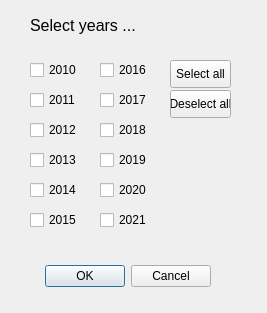
First picture: the form in plugins/picture_select/picture_select_dlg.ui, repository bvermeulen/QGIS, before the edit.
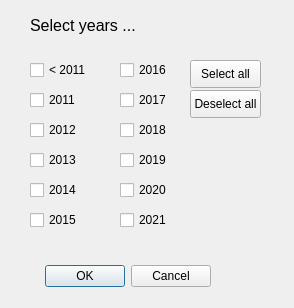
Second picture: the form after the edit.

Commit message: make select years < 2011

What changed in the file:
```diff
--- a/plugins/picture_select/picture_select_dlg.ui
+++ b/plugins/picture_select/picture_select_dlg.ui
@@ -6,8 +6,8 @@
    <rect>
     <x>0</x>
     <y>0</y>
-    <width>267</width>
-    <height>313</height>
+    <width>294</width>
+    <height>308</height>
    </rect>
   </property>
   <property name="windowTitle">
@@ -34,12 +34,12 @@
     <rect>
      <x>30</x>
      <y>60</y>
-     <width>51</width>
+     <width>71</width>
      <height>20</height>
     </rect>
    </property>
    <property name="text">
-    <string>2010</string>
+    <string>&lt; 2011</string>
    </property>
   </widget>
   <widget class="QCheckBox" name="cb_2011">
@@ -47,7 +47,7 @@
     <rect>
      <x>30</x>
      <y>90</y>
-     <width>51</width>
+     <width>71</width>
      <height>20</height>
     </rect>
    </property>
@@ -60,7 +60,7 @@
     <rect>
      <x>30</x>
      <y>120</y>
-     <width>51</width>
+     <width>71</width>
      <height>20</height>
     </rect>
    </property>
@@ -73,7 +73,7 @@
     <rect>
      <x>30</x>
      <y>150</y>
-     <width>51</width>
+     <width>71</width>
      <height>20</height>
     </rect>
    </property>
@@ -86,7 +86,7 @@
     <rect>
      <x>30</x>
      <y>180</y>
-     <width>51</width>
+     <width>71</width>
      <height>20</height>
     </rect>
    </property>
@@ -99,7 +99,7 @@
     <rect>
      <x>30</x>
      <y>210</y>
-     <width>51</width>
+     <width>71</width>
      <height>20</height>
     </rect>
    </property>
@@ -110,9 +110,9 @@
   <widget class="QCheckBox" name="cb_2016">
    <property name="geometry">
     <rect>
-     <x>100</x>
+     <x>120</x>
      <y>60</y>
-     <width>51</width>
+     <width>71</width>
      <height>20</height>
     </rect>
    </property>
@@ -123,9 +123,9 @@
   <widget class="QCheckBox" name="cb_2017">
    <property name="geometry">
     <rect>
-     <x>100</x>
+     <x>120</x>
      <y>90</y>
-     <width>51</width>
+     <width>71</width>
      <height>20</height>
     </rect>
    </property>
@@ -136,9 +136,9 @@
   <widget class="QCheckBox" name="cb_2018">
    <property name="geometry">
     <rect>
-     <x>100</x>
+     <x>120</x>
      <y>120</y>
-     <width>51</width>
+     <width>71</width>
      <height>20</height>
     </rect>
    </property>
@@ -149,9 +149,9 @@
   <widget class="QCheckBox" name="cb_2019">
    <property name="geometry">
     <rect>
-     <x>100</x>
+     <x>120</x>
      <y>150</y>
-     <width>51</width>
+     <width>71</width>
      <height>20</height>
     </rect>
    </property>
@@ -162,9 +162,9 @@
   <widget class="QCheckBox" name="cb_2020">
    <property name="geometry">
     <rect>
-     <x>100</x>
+     <x>120</x>
      <y>180</y>
-     <width>51</width>
+     <width>71</width>
      <height>20</height>
     </rect>
    </property>
@@ -175,9 +175,9 @@
   <widget class="QCheckBox" name="cb_2021">
    <property name="geometry">
     <rect>
-     <x>100</x>
+     <x>120</x>
      <y>210</y>
-     <width>51</width>
+     <width>71</width>
      <height>20</height>
     </rect>
    </property>
@@ -201,9 +201,9 @@
   <widget class="QPushButton" name="pb_deselect_all">
    <property name="geometry">
     <rect>
-     <x>170</x>
+     <x>190</x>
      <y>90</y>
-     <width>61</width>
+     <width>71</width>
      <height>28</height>
     </rect>
    </property>
@@ -214,9 +214,9 @@
   <widget class="QPushButton" name="pb_select_all">
    <property name="geometry">
     <rect>
-     <x>170</x>
+     <x>190</x>
      <y>60</y>
-     <width>61</width>
+     <width>71</width>
      <height>28</height>
     </rect>
    </property>
```
The commit also changes 1 other file.
